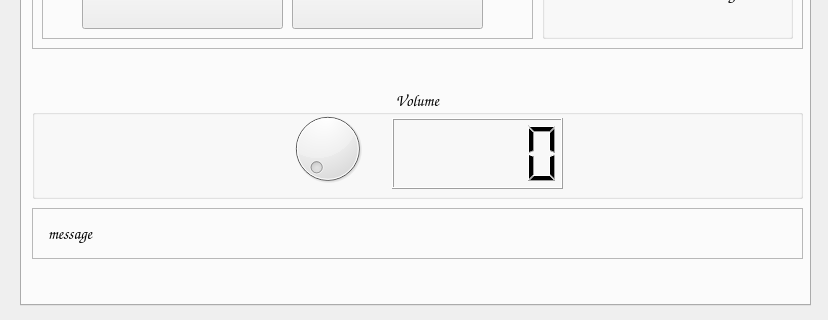
This is App_main/UI/player_ui.ui in piotrekgelert/radio-mp3-player as Qt 5 draws it before an edit; both pictures show x 0 to 828 and y 505 to 825 of the 828 by 825 pixel window. The edited form follows.
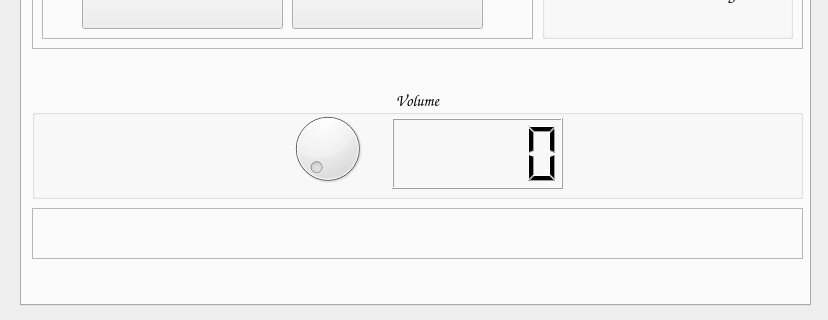
This is the edited form. The open tabs and pages were chosen to show the change. Icons and pictures are not drawn.

Commit message: add screen images for readme file update readme file small maintenance of player file

The edit to the form file:
```diff
--- a/App_main/UI/player_ui.ui
+++ b/App_main/UI/player_ui.ui
@@ -467,9 +467,6 @@
          <height>31</height>
         </rect>
        </property>
-       <property name="text">
-        <string>message</string>
-       </property>
       </widget>
      </widget>
      <widget class="QFrame" name="fr_radios">
```
Left out of the diff: 2 changed lines with no effect on the pictures. The commit also changes 5 other files.
